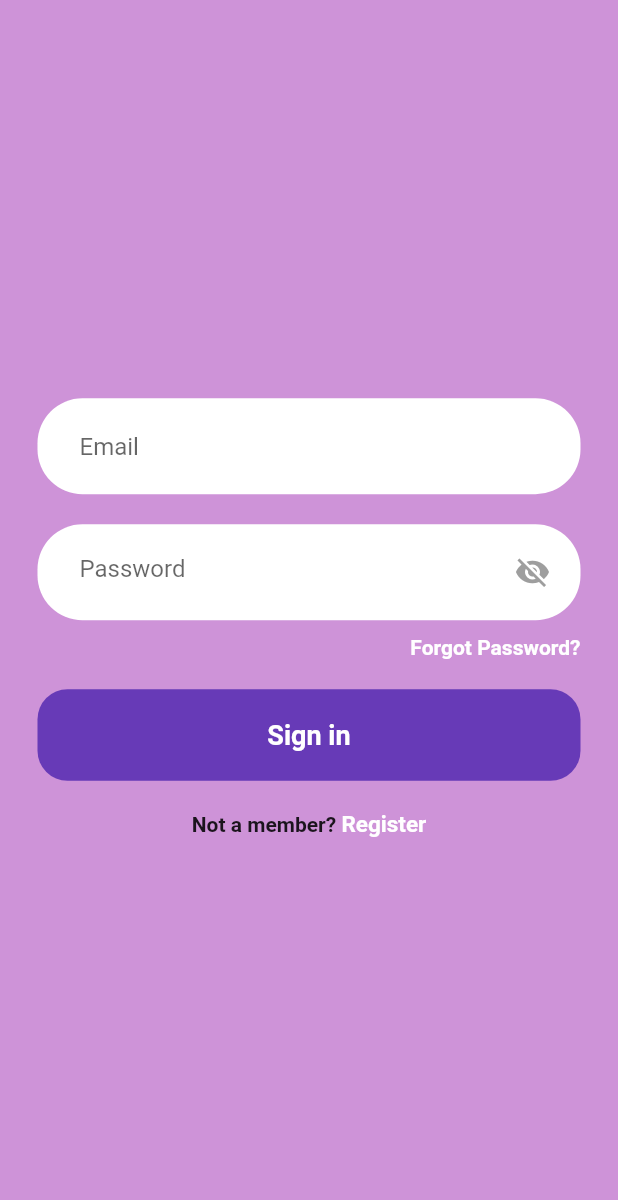
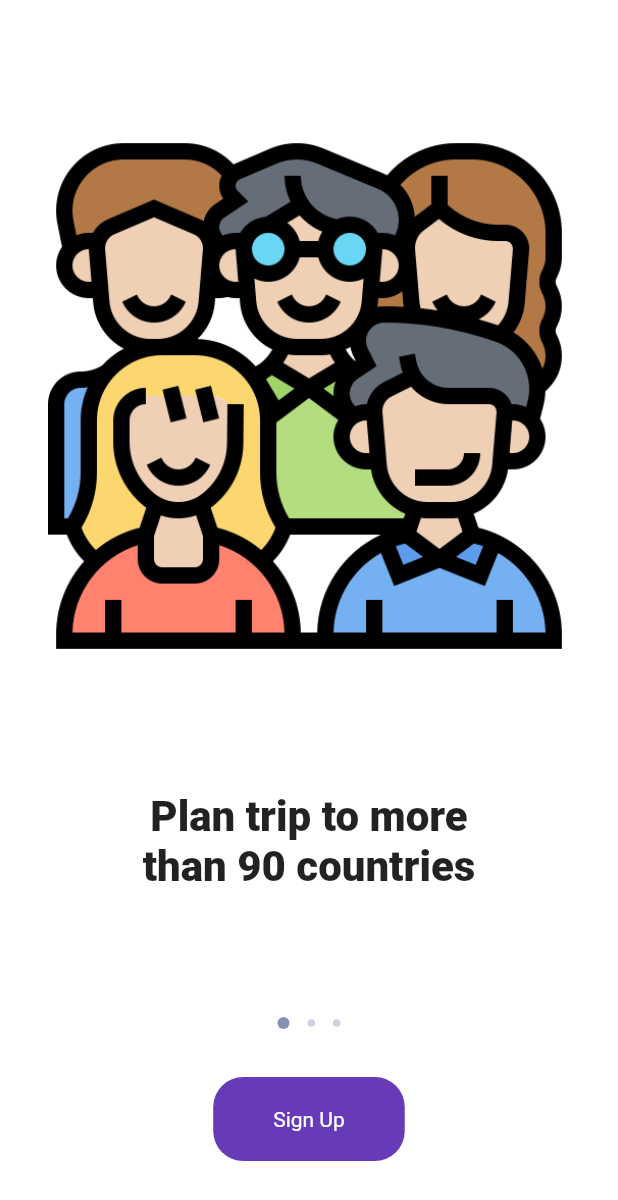
Before and after one commit to KhusseinGashimov/project1, a Flutter app: the screen it shows after launch, on a phone screen of 412 x 824 dp. Shown: the top 1200 px of the screen. Run offline on Flutter 3.47's test engine with Material 2 defaults, Android fonts, the phone set to English and light mode, and no system bars; our stand-ins replace firebase_auth, firebase_core, gradient_widgets; accounts and stored records are empty.

Commit message:
boarding page

```diff
--- a/lib/auth/main_page.dart
+++ b/lib/auth/main_page.dart
@@ -1,6 +1,7 @@
 import 'package:firebase_auth/firebase_auth.dart';
 import 'package:flutter/material.dart';
 import 'package:project1/auth/auth_page.dart';
+import 'package:project1/pages/boarding_page.dart';
 import 'package:project1/pages/home_page.dart';
 import 'package:project1/pages/login_page.dart';
 class MainPage extends StatelessWidget {
@@ -14,7 +15,7 @@ class MainPage extends StatelessWidget {
         if (snapshot.hasData){
           return HomePage();
         }else{
-          return AuthPage();
+          return BoardingPage();
         }
       },),
     );
--- /dev/null
+++ b/lib/pages/boarding_page.dart
@@ -0,0 +1,150 @@
+import 'package:flutter/cupertino.dart';
+import 'package:flutter/material.dart';
+import 'package:gradient_widgets/gradient_widgets.dart';
+import 'package:project1/auth/auth_page.dart';
+
+class BoardingPage extends StatefulWidget {
+  @override
+  _BoardingScreenState createState() => _BoardingScreenState();
+}
+
+class Slide {
+  String image;
+  String heading;
+
+  Slide(this.image, this.heading);
+}
+class _BoardingScreenState extends State<BoardingPage> {
+  // creating all the widget before making our home screeen
+
+  int _currentPage = 0;
+  List<Slide> _slides = [];
+  PageController _pageController = PageController();
+
+
+  @override
+  void initState() {
+    _currentPage = 0;
+    _slides = [
+      Slide("lib/assets/ancestors.png", "Plan trip to more than 90 countries"),
+      Slide(
+          "lib/assets/scottish.png", "Hassle free and quick flight booking"),
+      Slide("lib/assets/networking.png",
+          "Realtime flight status to keep you informed"),
+    ];
+    _pageController = PageController(initialPage: _currentPage);
+    super.initState();
+  }
+
+  // the list which contain the build slides
+  List<Widget> _buildSlides() {
+    return _slides.map(_buildSlide).toList();
+  }
+
+  // building single slide
+
+  Widget _buildSlide(Slide slide) {
+    return Column(
+      children: <Widget>[
+        Expanded(
+          child: Container(
+            margin: const EdgeInsets.all(32),
+            child: Image.asset(slide.image, fit: BoxFit.contain),
+          ),
+        ),
+        Padding(
+          padding: const EdgeInsets.symmetric(horizontal: 70),
+          child: Text(
+            slide.heading,
+            textAlign: TextAlign.center,
+            style: const TextStyle(
+              fontSize: 28,
+              fontWeight: FontWeight.w900,
+            ),
+          ),
+        ),
+        const SizedBox(
+          height: 230,
+        )
+      ],
+    );
+  }
+
+  // handling the on page changed
+  void _handlingOnPageChanged(int page) {
+    setState(() => _currentPage = page);
+  }
+
+  // building page indicator
+  Widget _buildPageIndicator() {
+    Row row = Row(mainAxisAlignment: MainAxisAlignment.center, children: []);
+    for (int i = 0; i < _slides.length; i++) {
+      row.children.add(_buildPageIndicatorItem(i));
+      if (i != _slides.length - 1)
+        row.children.add(const SizedBox(
+          width: 12,
+        ));
+    }
+    return row;
+  }
+
+  Widget _buildPageIndicatorItem(int index) {
+    return Container(
+      width: index == _currentPage ? 8 : 5,
+      height: index == _currentPage ? 8 : 5,
+      decoration: BoxDecoration(
+          shape: BoxShape.circle,
+          color: index == _currentPage
+              ? const Color.fromRGBO(136, 144, 178, 1)
+              : const Color.fromRGBO(206, 209, 223, 1)),
+    );
+  }
+
+  @override
+  Widget build(BuildContext context) {
+    return Scaffold(
+      backgroundColor: Colors.white,
+      body: Stack(
+        children: <Widget>[
+          PageView(
+            controller: _pageController,
+            onPageChanged: _handlingOnPageChanged,
+            physics: const BouncingScrollPhysics(),
+            children: _buildSlides(),
+          ),
+          Positioned(
+            left: 0,
+            right: 0,
+            bottom: 0,
+            child: Column(
+              children: <Widget>[
+                _buildPageIndicator(),
+                const SizedBox(
+                  height: 32,
+                ),
+                GestureDetector(
+                    onTap: () {
+                      Navigator.push(
+                          context, MaterialPageRoute(builder: (context) {
+                        return AuthPage();
+                      }));
+                    },
+                  child: Container(
+                    padding: const EdgeInsets.symmetric(horizontal: 40,vertical: 20),
+                    decoration: BoxDecoration(
+                      color: Colors.deepPurple,
+                      borderRadius: BorderRadius.circular(20)
+                    ),
+                      child: const Text('Sign Up',style: TextStyle(color: Colors.white),)),
+                ),
+                const SizedBox(
+                  height: 50,
+                )
+              ],
+            ),
+          )
+        ],
+      ),
+    );
+  }
+}
```
Also changed, not shown: pubspec.yaml (+5 -2 lines), lib/assets/ancestors.png (added), lib/assets/networking.png (added), lib/assets/scottish.png (added), pubspec.lock.
